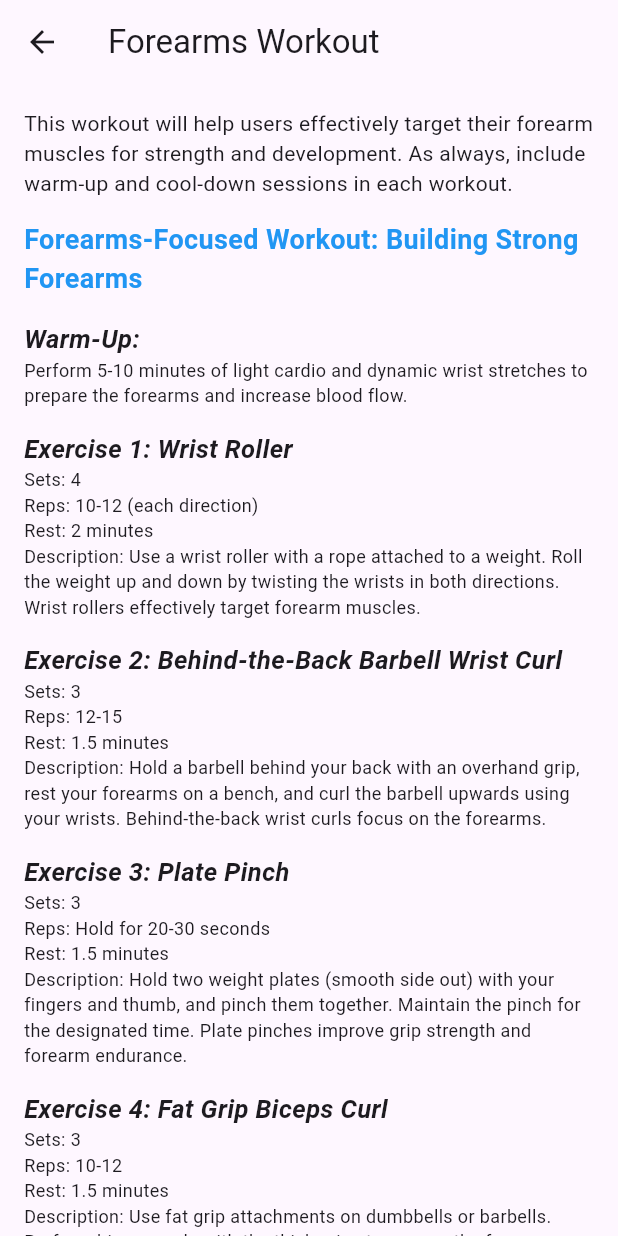
After one commit to mateuszkasprzak94/fitness_prodigy, a Flutter app: the ForearmsWorkout screen opened directly, on a phone screen of 412 x 824 dp. The commit adds this screen. Run offline on Flutter 3.47's test engine with Material 2 defaults, Android fonts, the phone set to English and light mode, and no system bars; our stand-ins replace firebase_auth, firebase_core, google_fonts, shared_preferences; accounts and stored records are empty.

Commit message:
Add text to forearms workout

```diff
--- /dev/null
+++ b/lib/app/after login plus features/workout_plans/forearms_workout.dart
@@ -0,0 +1,128 @@
+import 'package:firebase_auth/firebase_auth.dart';
+import 'package:flutter/material.dart';
+
+String start =
+    '''This workout will help users effectively target their forearm muscles for strength and development. As always, include warm-up and cool-down sessions in each workout.''';
+
+String warmup =
+    '''Perform 5-10 minutes of light cardio and dynamic wrist stretches to prepare the forearms and increase blood flow.''';
+
+String forearms1 = '''Sets: 4
+Reps: 10-12 (each direction)
+Rest: 2 minutes
+Description: Use a wrist roller with a rope attached to a weight. Roll the weight up and down by twisting the wrists in both directions. Wrist rollers effectively target forearm muscles.''';
+
+String forearms2 = '''Sets: 3
+Reps: 12-15
+Rest: 1.5 minutes
+Description: Hold a barbell behind your back with an overhand grip, rest your forearms on a bench, and curl the barbell upwards using your wrists. Behind-the-back wrist curls focus on the forearms.''';
+
+String forearms3 = '''Sets: 3
+Reps: Hold for 20-30 seconds
+Rest: 1.5 minutes
+Description: Hold two weight plates (smooth side out) with your fingers and thumb, and pinch them together. Maintain the pinch for the designated time. Plate pinches improve grip strength and forearm endurance.''';
+
+String forearms4 = '''Sets: 3
+Reps: 10-12
+Rest: 1.5 minutes
+Description: Use fat grip attachments on dumbbells or barbells. Perform biceps curls with the thick grips to engage the forearm muscles more intensely.''';
+
+String forearms5 = '''Sets: 3
+Reps: 10-12
+Rest: 1.5 minutes
+Description: Hold dumbbells at your sides, curl them upwards using your biceps, then rotate your wrists outward at the top and lower the dumbbells with a pronated grip. Zottman curls target both the biceps and forearms.''';
+
+String forearms6 = '''Sets: 3
+Distance: Carry for 30-40 meters
+Rest: 1.5 minutes
+Description: Hold a heavy dumbbell or kettlebell in each hand and walk for the designated distance. Farmer's carries enhance forearm strength and grip.''';
+
+String forearms7 = '''Sets: 3
+Duration: Hang for 30-45 seconds
+Rest: 1.5 minutes
+Description: Find a pull-up bar, grip it with both hands, and hang for the specified time. Bar hangs challenge forearm endurance and grip strength.''';
+
+String cooldown =
+    '''Stretch the forearms and wrists for 5-10 minutes to promote flexibility and reduce muscle tension.''';
+
+String end =
+    '''This forearms-focused workout offers a comprehensive routine targeting the forearm muscles using various exercises. Encourage users to choose appropriate weights, maintain proper form, and focus on the mind-muscle connection. Remind them to listen to their bodies and adjust the workout intensity as needed for their fitness level.''';
+
+class ForearmsWorkout extends StatelessWidget {
+  const ForearmsWorkout({
+    Key? key,
+    required this.user,
+  }) : super(key: key);
+
+  final User user;
+
+  @override
+  Widget build(BuildContext context) {
+    return Scaffold(
+      appBar: AppBar(
+        title: const Text('Forearms Workout'),
+      ),
+      body: ListView(
+        padding: const EdgeInsets.all(16),
+        children: [
+          Text(
+            start,
+            style: const TextStyle(fontWeight: FontWeight.w400),
+          ),
+          const SizedBox(height: 15),
+          const Text(
+            'Forearms-Focused Workout: Building Strong Forearms',
+            style: TextStyle(
+                fontWeight: FontWeight.bold, fontSize: 18, color: Colors.blue),
+          ),
+          const SizedBox(height: 15),
+          _buildExercise('Warm-Up:', warmup),
+          const SizedBox(height: 15),
+          _buildExercise('Exercise 1: Wrist Roller', forearms1),
+          const SizedBox(height: 15),
+          _buildExercise(
+              'Exercise 2: Behind-the-Back Barbell Wrist Curl', forearms2),
+          const SizedBox(height: 15),
+          _buildExercise('Exercise 3: Plate Pinch', forearms3),
+          const SizedBox(height: 15),
+          _buildExercise('Exercise 4: Fat Grip Biceps Curl', forearms4),
+          const SizedBox(height: 15),
+          _buildExercise('Exercise 5: Zottman Curl', forearms5),
+          const SizedBox(height: 15),
+          _buildExercise('Exercise 6: Farmer’s Carry', forearms6),
+          const SizedBox(height: 15),
+          _buildExercise('Exercise 7: Bar Hang', forearms7),
+          const SizedBox(height: 15),
+          _buildExercise('Cool-Down:', cooldown),
+          const SizedBox(height: 15),
+          Text(
+            end,
+            style: const TextStyle(fontWeight: FontWeight.w400),
+          ),
+        ],
+      ),
+    );
+  }
+}
+
+Widget _buildExercise(String title, String description) {
+  return Column(
+    crossAxisAlignment: CrossAxisAlignment.start,
+    children: [
+      Text(
+        title,
+        style: const TextStyle(
+            fontWeight: FontWeight.bold,
+            fontStyle: FontStyle.italic,
+            fontSize: 17),
+      ),
+      Text(
+        description,
+        style: const TextStyle(
+            fontWeight: FontWeight.normal,
+            fontStyle: FontStyle.normal,
+            fontSize: 12),
+      ),
+    ],
+  );
+}
--- a/lib/app/after login plus features/workout_plans/workout_plans_page.dart
+++ b/lib/app/after login plus features/workout_plans/workout_plans_page.dart
@@ -7,6 +7,7 @@ import 'package:fitness_prodigy/app/after%20login%20plus%20features/workout_plan
 import 'package:fitness_prodigy/app/after%20login%20plus%20features/workout_plans/beginner_workout.dart';
 import 'package:fitness_prodigy/app/after%20login%20plus%20features/workout_plans/biceps_workout.dart';
 import 'package:fitness_prodigy/app/after%20login%20plus%20features/workout_plans/chest_workout.dart';
+import 'package:fitness_prodigy/app/after%20login%20plus%20features/workout_plans/forearms_workout.dart';
 import 'package:fitness_prodigy/app/after%20login%20plus%20features/workout_plans/intermediate_workout.dart';
 import 'package:fitness_prodigy/app/after%20login%20plus%20features/workout_plans/shoulders_workout.dart';
 import 'package:fitness_prodigy/app/after%20login%20plus%20features/workout_plans/triceps_workout.dart';
@@ -135,7 +136,14 @@ class _WorkoutPlansPageState extends State<WorkoutPlansPage> {
           ),
           const SizedBox(height: 15),
           ElevatedButton(
-            onPressed: () {},
+            onPressed: () {
+              Navigator.of(context).push(
+                MaterialPageRoute(
+                  builder: (_) =>
+                      ForearmsWorkout(user: FirebaseAuth.instance.currentUser!),
+                ),
+              );
+            },
             child: const Text('Forearms'),
           ),
           const SizedBox(height: 15),
```
